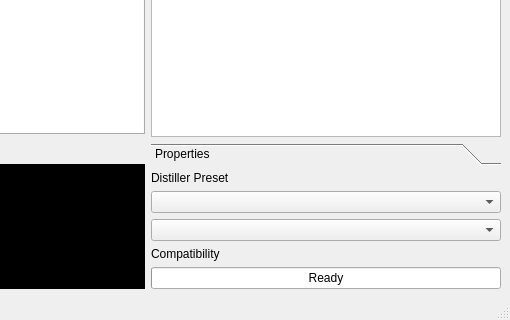
The window that assets/fusepdf.ui (nettstudio/fusepdf) describes before a commit, drawn with Qt 5; both pictures show x 543 to 1053 and y 370 to 690 of the 1053 by 690 pixel window.
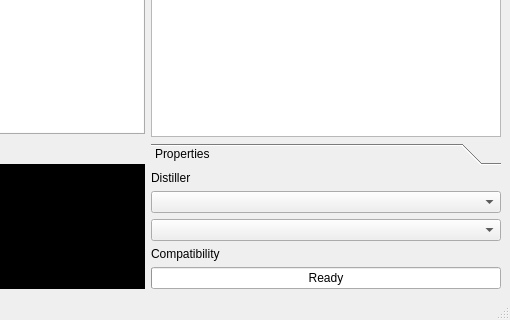
The same window after the commit. Icons and pictures are not drawn. Custom widgets are drawn as their Qt base class.

The edit to the form file:
```diff
--- a/assets/fusepdf.ui
+++ b/assets/fusepdf.ui
@@ -396,7 +396,7 @@
           </sizepolicy>
          </property>
          <property name="text">
-          <string>Distiller Preset</string>
+          <string>Distiller</string>
          </property>
         </widget>
        </item>
```
